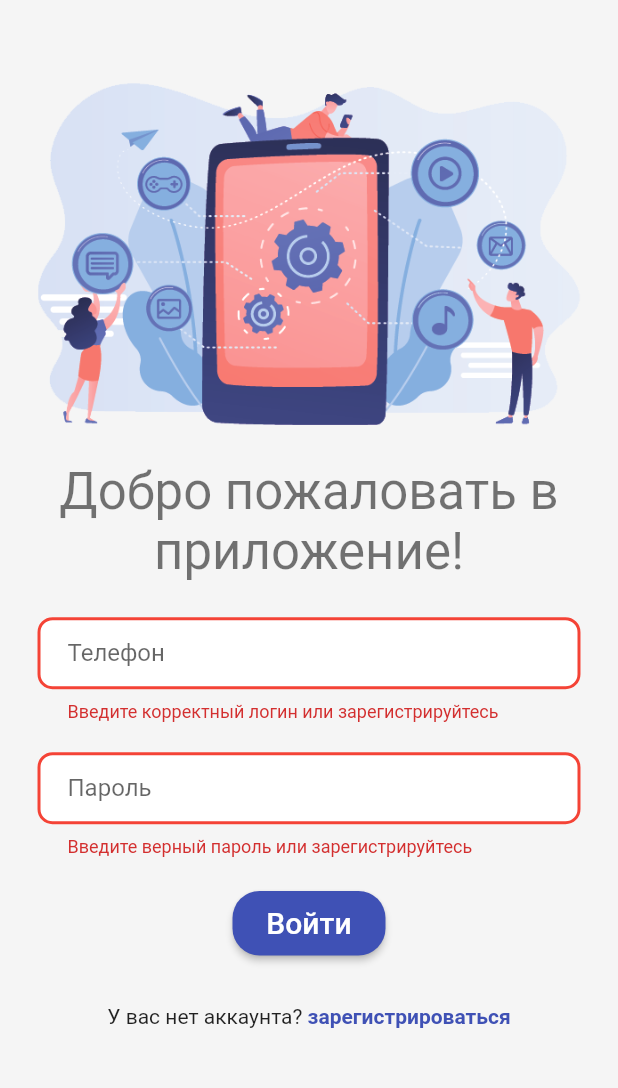
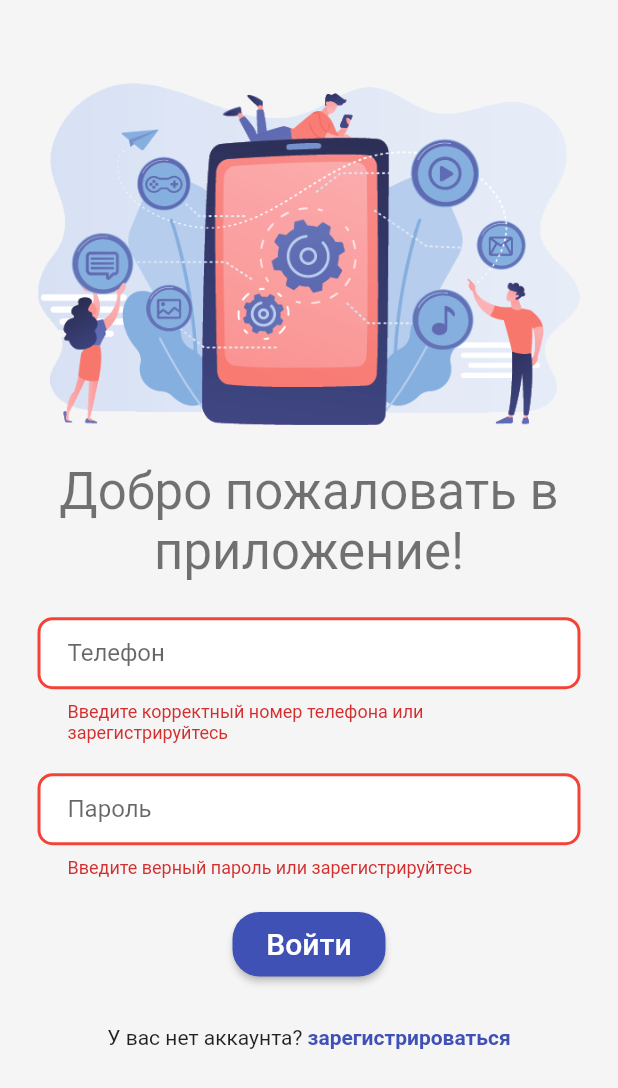
Before and after one commit to IuriiKriuchkov/flutter_final_course_task, a Flutter app: the screen it shows after launch, after a tap on "Войти", on a phone screen of 412 x 824 dp. Shown: the top 1088 px of the screen. Run offline on Flutter 3.47's test engine with Material 2 defaults, Android fonts, the phone set to English and light mode, and no system bars; our stand-ins replace shared_preferences.

Commit message:
изменено поле неверного варианта ввода номера телефона

```diff
--- a/lib/pages/login.dart
+++ b/lib/pages/login.dart
@@ -67,7 +67,7 @@ class _LoginPageState extends State<LoginPage> {
                         keyboardType: TextInputType.text,
                         validator: (val) {
                           if (val!.isEmpty) {
-                            return "Введите корректный логин или зарегистрируйтесь";
+                            return "Введите корректный номер телефона или зарегистрируйтесь";
                           } else {}
                         },
                         decoration: const InputDecoration(
```
